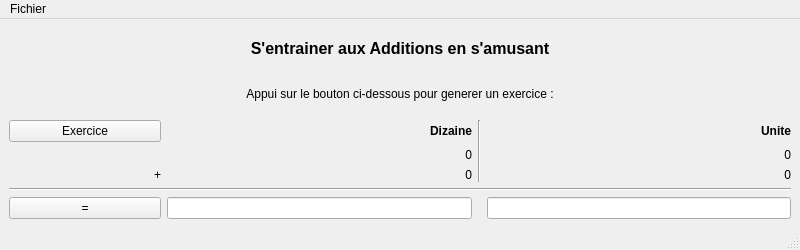
Above: mainwindow.ui from GuiQuad06/addition-game before the change. Below: the same form after it.
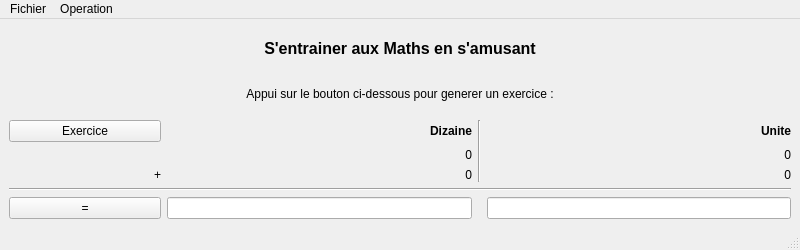
That is the form after the change.

```diff
--- a/mainwindow.ui
+++ b/mainwindow.ui
@@ -24,7 +24,7 @@
        </font>
       </property>
       <property name="text">
-       <string>S'entrainer aux Additions en s'amusant</string>
+       <string>S'entrainer aux Maths en s'amusant</string>
       </property>
       <property name="alignment">
        <set>Qt::AlignCenter</set>
@@ -184,7 +184,15 @@
     </property>
     <addaction name="actionQuitter"/>
    </widget>
+   <widget class="QMenu" name="menuOperation">
+    <property name="title">
+     <string>Operation</string>
+    </property>
+    <addaction name="actionAddition"/>
+    <addaction name="actionSoustraction"/>
+   </widget>
    <addaction name="menuFichier"/>
+   <addaction name="menuOperation"/>
   </widget>
   <widget class="QStatusBar" name="statusbar"/>
   <action name="actionQuitter">
```
Left out of the diff: 10 changed lines with no effect on the pictures.
